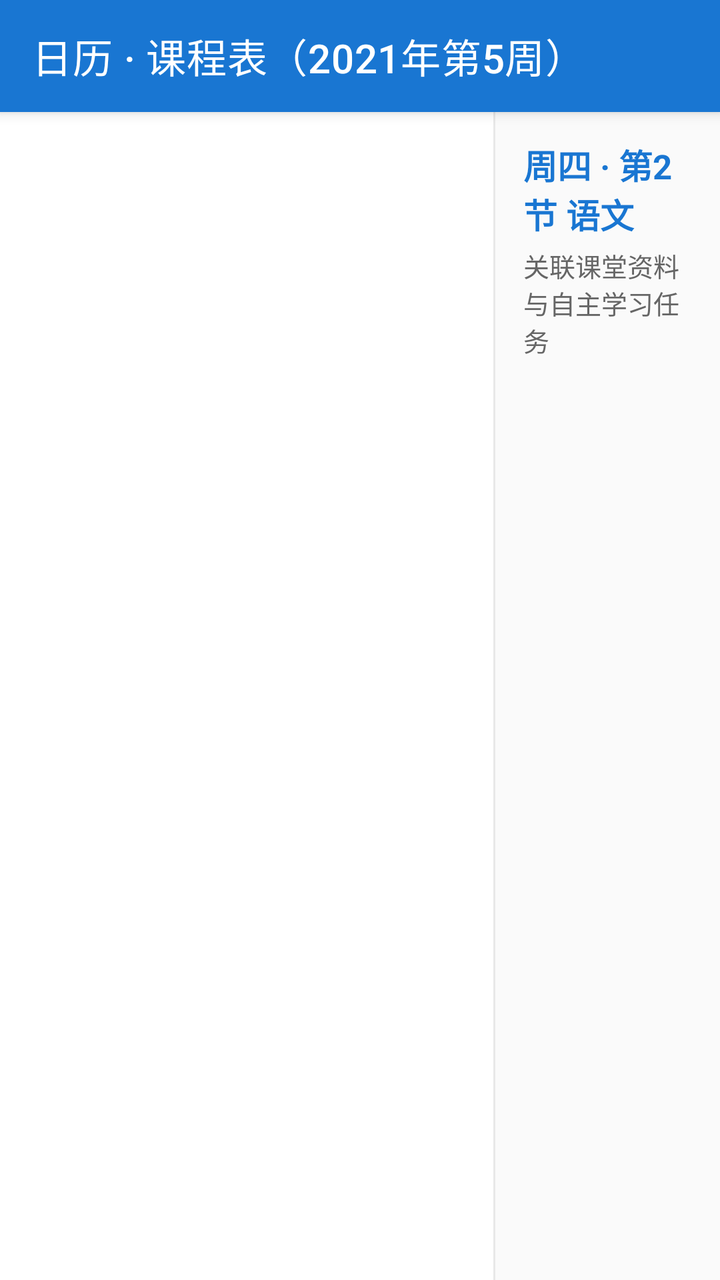
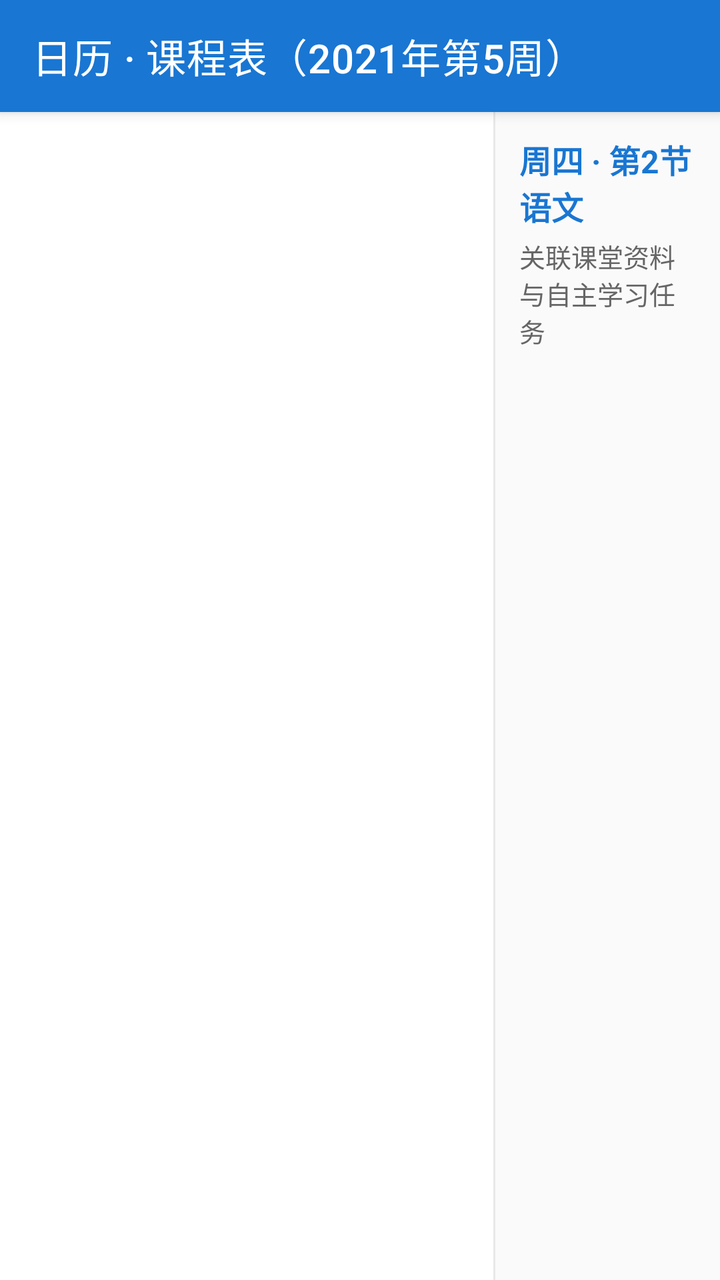

Screens rendered from an Android XML layout before and after an edit, with the pre-edit source and the edit as a unified diff.
<!-- AndroidManifest.xml: application theme AppTheme -->
<!-- res/layout/activity_scheduleview.xml -->
<?xml version="1.0" encoding="utf-8"?>
<LinearLayout xmlns:android="http://schemas.android.com/apk/res/android"
    xmlns:app="http://schemas.android.com/apk/res-auto"
    android:layout_width="match_parent"
    android:layout_height="match_parent"
    android:background="#FFFFFFFF"
    android:orientation="vertical">

    <androidx.appcompat.widget.Toolbar
        android:id="@+id/toolbar"
        android:layout_width="match_parent"
        android:layout_height="56dp"
        android:background="@color/primaryColor"
        android:elevation="4dp"
        android:theme="@style/ToolbarTheme"
        app:title="日历 · 课程表（2021年第5周）"
        app:titleTextColor="#FFFFFF" />

    <LinearLayout
        android:layout_width="match_parent"
        android:layout_height="0dp"
        android:layout_weight="1"
        android:orientation="horizontal">

        
        <ScrollView
            android:layout_width="0dp"
            android:layout_height="match_parent"
            android:layout_weight="2.2"
            android:padding="12dp">

            <TableLayout
                android:id="@+id/tableSchedule"
                android:layout_width="match_parent"
                android:layout_height="wrap_content"
                android:stretchColumns="1,2,3,4,5" />
        </ScrollView>

        <View
            android:layout_width="1dp"
            android:layout_height="match_parent"
            android:background="@color/separateLine" />

        
        <LinearLayout
            android:layout_width="0dp"
            android:layout_height="match_parent"
            android:layout_weight="1"
            android:background="#FAFAFA"
            android:orientation="vertical"
            android:padding="14dp">

            <TextView
                android:id="@+id/tvSelectedLesson"
                android:layout_width="wrap_content"
                android:layout_height="wrap_content"
                android:text="周四 · 第2节 语文"
                android:textColor="@color/primaryColor"
                android:textSize="17sp"
                android:textStyle="bold" />

            <TextView
                android:layout_width="wrap_content"
                android:layout_height="wrap_content"
                android:layout_marginTop="4dp"
                android:layout_marginBottom="10dp"
                android:text="关联课堂资料与自主学习任务"
                android:textColor="@color/textSecondary"
                android:textSize="13sp" />

            <ListView
                android:id="@+id/lvLessonResources"
                android:layout_width="match_parent"
                android:layout_height="match_parent"
                android:divider="@color/separateLine"
                android:dividerHeight="1dp" />
        </LinearLayout>
    </LinearLayout>
</LinearLayout>
<!-- resources referenced by this layout -->
<resources>
  <color name="primaryColor">#FF1976D2</color>
  <color name="separateLine">#FFE8E8E8</color>
  <color name="textSecondary">#FF666666</color>
  <style name="ToolbarTheme" parent="ThemeOverlay.AppCompat.Dark.ActionBar">
          <item name="android:textColorPrimary">#FFFFFF</item>
          <item name="android:textColorSecondary">#FFFFFF</item>
      </style>
  <style name="AppTheme" parent="Theme.MaterialComponents.Light.DarkActionBar">
          <item name="colorPrimary">@color/primaryColor</item>
          <item name="colorPrimaryDark">@color/primaryDarkColor</item>
          <item name="colorAccent">@color/primaryColor</item>
      </style>
  <color name="primaryDarkColor">#FF004BA0</color>
</resources>

<!-- the commit's change to res/layout/activity_scheduleview.xml (unified diff, before → after) -->
@@ -17,6 +17,7 @@
         app:titleTextColor="#FFFFFF" />
 
     <LinearLayout
+        android:id="@+id/scheduleContainer"
         android:layout_width="match_parent"
         android:layout_height="0dp"
         android:layout_weight="1"
@@ -24,10 +25,11 @@
 
         
         <ScrollView
+            android:id="@+id/scheduleTableScroll"
             android:layout_width="0dp"
             android:layout_height="match_parent"
             android:layout_weight="2.2"
-            android:padding="12dp">
+            android:padding="10dp">
 
             <TableLayout
                 android:id="@+id/tableSchedule"
@@ -37,18 +39,20 @@
         </ScrollView>
 
         <View
+            android:id="@+id/scheduleDivider"
             android:layout_width="1dp"
             android:layout_height="match_parent"
             android:background="@color/separateLine" />
 
         
         <LinearLayout
+            android:id="@+id/scheduleDetailPanel"
             android:layout_width="0dp"
             android:layout_height="match_parent"
             android:layout_weight="1"
             android:background="#FAFAFA"
             android:orientation="vertical"
-            android:padding="14dp">
+            android:padding="12dp">
 
             <TextView
                 android:id="@+id/tvSelectedLesson"
@@ -56,14 +60,14 @@
                 android:layout_height="wrap_content"
                 android:text="周四 · 第2节 语文"
                 android:textColor="@color/primaryColor"
-                android:textSize="17sp"
+                android:textSize="16sp"
                 android:textStyle="bold" />
 
             <TextView
                 android:layout_width="wrap_content"
                 android:layout_height="wrap_content"
                 android:layout_marginTop="4dp"
-                android:layout_marginBottom="10dp"
+                android:layout_marginBottom="8dp"
                 android:text="关联课堂资料与自主学习任务"
                 android:textColor="@color/textSecondary"
                 android:textSize="13sp" />
